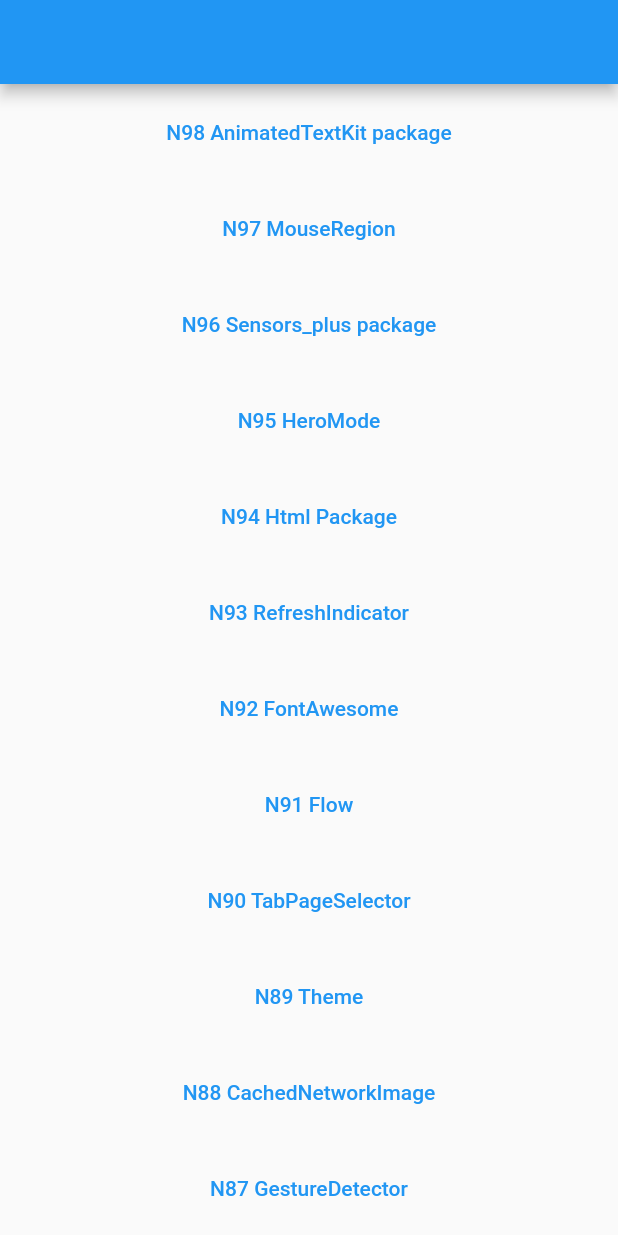
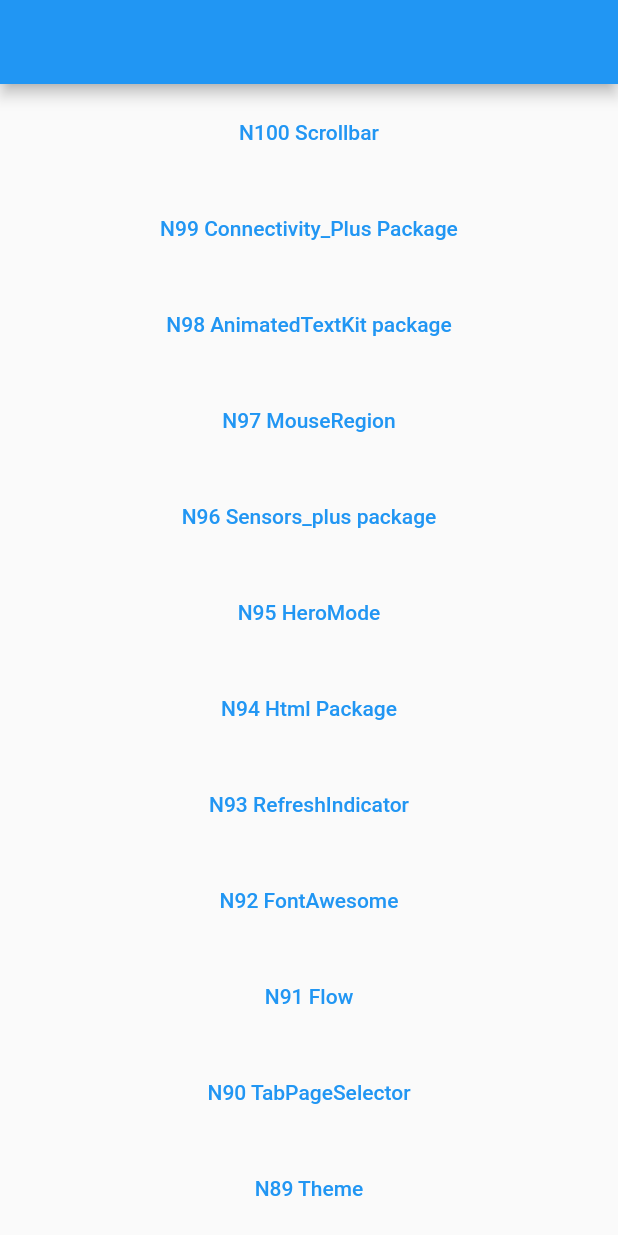
Before and after one commit to ychsue/my_flutter_test, a Flutter app: the screen it shows after launch, on a phone screen of 412 x 824 dp. Run offline on Flutter 3.47's test engine with Material 2 defaults, Android fonts, the phone set to English and light mode, and no system bars; our stand-ins replace animated_text_kit, bloc, cached_network_image, connectivity_plus, flutter_bloc, flutter_blurhash and 7 more; missing offline and left inert: dart:html, resizable_widget; Roboto replaces fonts that are missing (Georgia).

Commit message:
For Connectivity_plus and Scrollbar

```diff
--- a/lib/src/route/app_pages.dart
+++ b/lib/src/route/app_pages.dart
@@ -1,4 +1,5 @@
 import 'package:get/get.dart';
+import 'package:test2/src/route/main_screens/n100_scrollbar.dart';
 import 'package:test2/src/route/main_screens/n13_fadein_image_screen.dart';
 import 'package:test2/src/route/main_screens/n14_stream_builder_screen.dart';
 import 'package:test2/src/route/main_screens/n15_inherited_widget_screen.dart';
@@ -78,6 +79,7 @@ import 'package:test2/src/route/main_screens/n95/n95_hero_mode.dart';
 import 'package:test2/src/route/main_screens/n96_sensors_plus_pkg.dart';
 import 'package:test2/src/route/main_screens/n97_mouse_region.dart';
 import 'package:test2/src/route/main_screens/n98_animated_text_kit_pkg.dart';
+import 'package:test2/src/route/main_screens/n99_connectivity_plus_pkg.dart';
 import 'package:test2/src/route/main_screens/sliver_screen.dart';
 import 'package:test2/src/route/main_screens/unknown_screen.dart';
 import 'package:test2/src/route/main_screens/welcome_screen.dart';
@@ -176,10 +178,20 @@ enum Routes {
   n96_sensors_plus_pkg,
   n97_mouse_region,
   n98_animated_text_kit_pkg,
+  n99_connectivity_plus_pkg,
+  n100_scrollbar,
 }
 
 abstract class AppPages {
   static final pages = [
+    GetPage(
+      name: Routes.n100_scrollbar.toLocation,
+      page: () => N100ScrollbarScreen(),
+    ),
+    GetPage(
+      name: Routes.n99_connectivity_plus_pkg.toLocation,
+      page: () => N99ConnectivityPlusPkg(),
+    ),
     GetPage(
       name: Routes.n98_animated_text_kit_pkg.toLocation,
       page: () => N98AnimatedTextKitPkg(),
--- a/lib/src/route/main_screens/get_home_screen.dart
+++ b/lib/src/route/main_screens/get_home_screen.dart
@@ -14,6 +14,20 @@ class GetHomeScreen extends StatelessWidget {
           child: Container(
         child: ListView(
           children: [
+            Container(
+              margin: EdgeInsets.all(8.0),
+              child: TextButton(
+                  onPressed: () =>
+                      Get.toNamed(Routes.n100_scrollbar.toLocation),
+                  child: Text("N100 Scrollbar")),
+            ),
+            Container(
+              margin: EdgeInsets.all(8.0),
+              child: TextButton(
+                  onPressed: () =>
+                      Get.toNamed(Routes.n99_connectivity_plus_pkg.toLocation),
+                  child: Text("N99 Connectivity_Plus Package")),
+            ),
             Container(
               margin: EdgeInsets.all(8.0),
               child: TextButton(
--- a/pubspec.yaml
+++ b/pubspec.yaml
@@ -45,6 +45,7 @@ dependencies:
   html: ^0.15.0
   sensors_plus: ^1.2.1
   animated_text_kit: ^4.2.1
+  connectivity_plus: ^2.2.0
 
 dev_dependencies:
   flutter_test:
```
Also changed, not shown: lib/src/route/main_screens/n100_scrollbar.dart (added, +40 -0 lines), lib/src/route/main_screens/n99_connectivity_plus_pkg.dart (added, +55 -0 lines), pubspec.lock, 2 other files.
